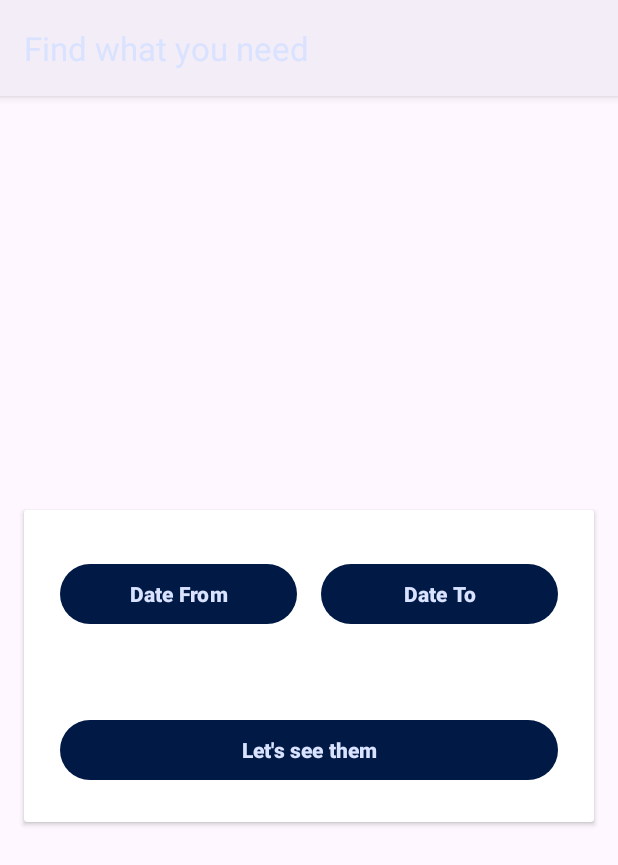
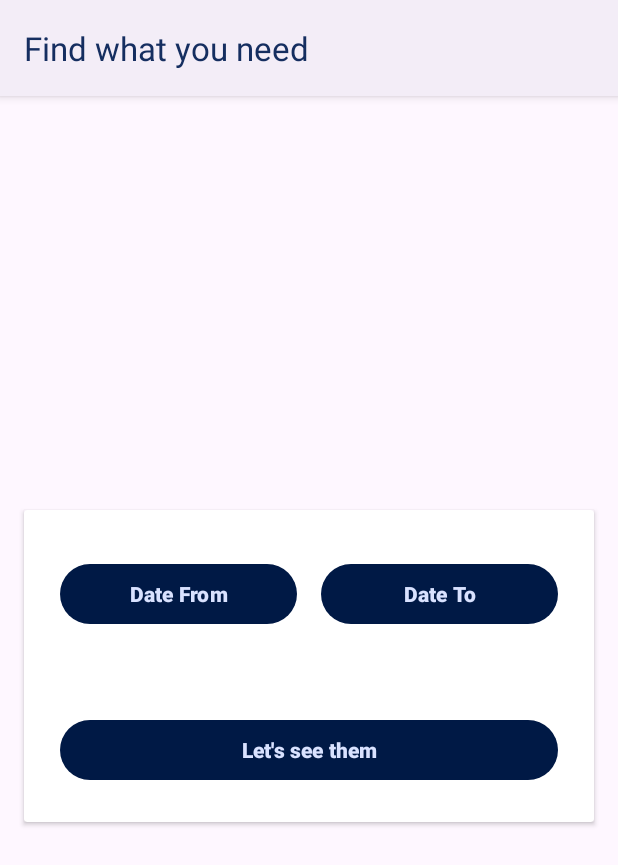
Before and after one commit to huba79/BPRegister, an Android app: the screen it shows after launch (FilterActivity), after a tap on "Search", on a phone screen of 412 x 824 dp. Shown: the top 865 px of the screen. Run offline under Robolectric (Android 15) with nearby library versions, the phone set to English and light mode, and no system bars; 2 other taps on this screen came first.

Commit message:
gui changes

```diff
--- a/app/src/main/res/values-night/themes.xml
+++ b/app/src/main/res/values-night/themes.xml
@@ -2,16 +2,16 @@
     <!-- Night theme. -->
     <style name="Base.Theme.BPRegister" parent="Theme.Material3.DayNight">
 
-        <item name="colorPrimary">@color/material_dynamic_primary90</item>
-        <item name="colorPrimaryVariant">@color/material_dynamic_primary30</item>
+        <item name="colorPrimary">@color/material_dynamic_primary80</item>
+        <item name="colorPrimaryVariant">@color/material_dynamic_primary90</item>
         <item name="colorOnPrimary">@color/material_dynamic_primary10</item>
 
-        <item name="colorSecondary">@color/material_dynamic_secondary10</item>
+        <item name="colorSecondary">@color/material_dynamic_secondary40</item>
         <item name="colorSecondaryVariant">@color/material_dynamic_secondary30</item>
         <item name="colorOnSecondary">@color/material_dynamic_secondary90</item>
 
 <!--        <item name="colorSurfaceContainerLowest">@color/material_dynamic_neutral90</item>-->
-        <item name="colorSurface">@color/material_dynamic_primary90</item>
+        <item name="colorSurface">@color/material_dynamic_neutral60</item>
         <item name="colorOnSurface">@color/material_dynamic_primary10</item>
 
 
--- a/app/src/main/res/values/themes.xml
+++ b/app/src/main/res/values/themes.xml
@@ -5,23 +5,23 @@
         <item name="colorPrimary">@color/material_dynamic_primary10</item>
         <item name="colorPrimaryVariant">@color/material_dynamic_primary30</item>
         <item name="colorOnPrimary">@color/material_dynamic_primary90</item>
-<!--        <item name="colorOnPrimaryContainer">@color/material_on_surface_disabled</item>-->
+        <item name="colorOnPrimaryContainer">@color/material_on_surface_disabled</item>
 
         <item name="colorSecondary">@color/material_dynamic_secondary10</item>
         <item name="colorSecondaryVariant">@color/material_dynamic_secondary30</item>
         <item name="colorOnSecondary">@color/material_dynamic_secondary90</item>
-<!--        <item name="colorSecondaryContainer">@color/material_on_surface_disabled</item>-->
+        <item name="colorSecondaryContainer">@color/material_on_surface_disabled</item>
 
         <item name="colorTertiary">@color/material_dynamic_neutral10</item>
         <item name="colorOnTertiary">@color/material_dynamic_neutral80</item>
         <item name="colorOnTertiaryContainer">@color/material_dynamic_neutral_variant30</item>
 
 <!--        <item name="colorSurfaceContainerLowest">@color/material_dynamic_neutral90</item>-->
-        <item name="colorSurface">@color/material_dynamic_neutral10</item>
-        <item name="colorOnSurface">@color/material_dynamic_primary90</item>
+        <item name="colorSurface">@color/material_dynamic_neutral70</item>
+        <item name="colorOnSurface">@color/material_dynamic_primary20</item>
 
-        <item name="colorOnContainer">@color/material_dynamic_tertiary20</item>
-        <item name="colorContainer">@color/material_dynamic_tertiary70</item>
+        <item name="colorOnContainer">@color/material_dynamic_tertiary70</item>
+        <item name="colorContainer">@color/material_dynamic_tertiary30</item>
 
         <item name="colorBackgroundFloating">@color/material_dynamic_tertiary80</item>
         <item name="colorOnBackground">@color/material_dynamic_secondary20</item>
```
